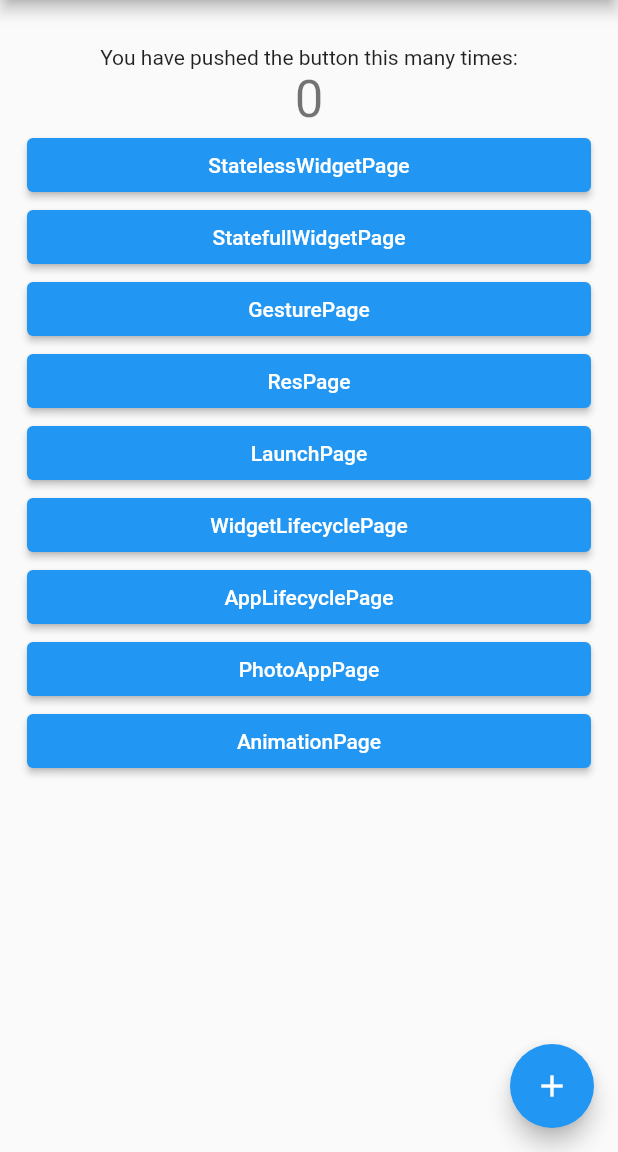
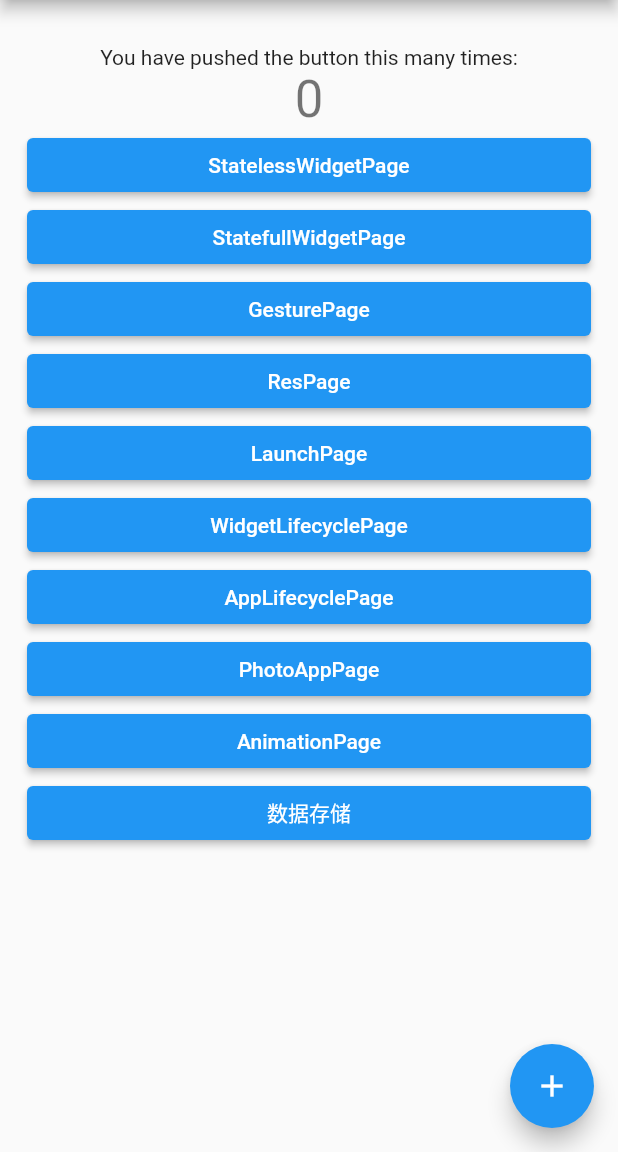
Before and after one commit to lurenman/flutter_app, a Flutter app: the screen it shows after launch, on a phone screen of 412 x 824 dp, the part 84-1236 px from its top. Run offline on Flutter 3.47's test engine with Material 2 defaults, Android fonts, the phone set to English and light mode, and no system bars; our stand-ins replace image_picker, shared_preferences; missing offline and left inert: flutter_color_plugin.

Commit message:
数据存储练习

```diff
--- /dev/null
+++ b/lib/learn/page/model/CommonModel.dart
@@ -0,0 +1,31 @@
+/**
+ * https://www.devio.org/io/flutter_app/json/test_common_model.json
+ */
+class CommonModel {
+  final String icon;
+  final String title;
+  final String url;
+  final String statusBarColor;
+  final bool hideAppBar;
+
+  const CommonModel(
+      {this.icon = "",
+        this.title = "",
+        this.url = "",
+        this.statusBarColor = "",
+        this.hideAppBar = false});
+
+  factory CommonModel.fromJson(Map<String, dynamic> json) {
+    return CommonModel(
+        icon: json['icon'],
+        title: json['title'],
+        url: json['url'],
+        statusBarColor: json['statusBarColor'],
+        hideAppBar: json['hideAppBar']);
+  }
+
+  @override
+  String toString() {
+    return 'CommonModel{icon: $icon, title: $title, url: $url, statusBarColor: $statusBarColor, hideAppBar: $hideAppBar}';
+  }
+}
--- a/lib/main.dart
+++ b/lib/main.dart
@@ -3,6 +3,7 @@ import 'package:flutter_app/learn/page/AppLifecyclePage.dart';
 import 'package:flutter_app/learn/page/PhotoAppPage.dart';
 import 'package:flutter_color_plugin/flutter_color_plugin.dart';
 
+import 'learn/page/DataStoragePage.dart';
 import 'learn/page/GesturePage.dart';
 import 'learn/page/LaunchPage.dart';
 import 'learn/page/ResPage.dart';
@@ -11,6 +12,10 @@ import 'learn/page/StatelessWidgetPage.dart';
 import 'learn/page/WidgetLifecyclePage.dart';
 import 'learn/page/animation/AnimationPage.dart';
 
+/**
+ * 库插件下载地址：https://pub.flutter-io.cn/
+ *
+ */
 void main() {
   runApp(const MyApp());
 }
@@ -209,6 +214,21 @@ class _MyHomePageState extends State<MyHomePage> {
                           style: TextStyle(color: Colors.white),
                         )),
                   ),
+                  SizedBox(
+                    width: double.infinity,
+                    child: ElevatedButton(
+                        style: ElevatedButton.styleFrom(),
+                        onPressed: () {
+                          Navigator.push(
+                              context,
+                              MaterialPageRoute(
+                                  builder: (context) => DataStoragePage()));
+                        },
+                        child: Text(
+                          "数据存储",
+                          style: TextStyle(color: Colors.white),
+                        )),
+                  ),
                 ],
               ),
             ],
--- a/pubspec.yaml
+++ b/pubspec.yaml
@@ -33,6 +33,8 @@ dependencies:
   flutter_color_plugin: ^0.0.2
   url_launcher: ^6.1.10
   image_picker: ^0.8.6+3
+  http: ^0.13.5
+  shared_preferences: ^2.0.18
 
   # The following adds the Cupertino Icons font to your application.
   # Use with the CupertinoIcons class for iOS style icons.
```
Also changed, not shown: lib/learn/page/DataStoragePage.dart (added, +133 -0 lines), pubspec.lock.
